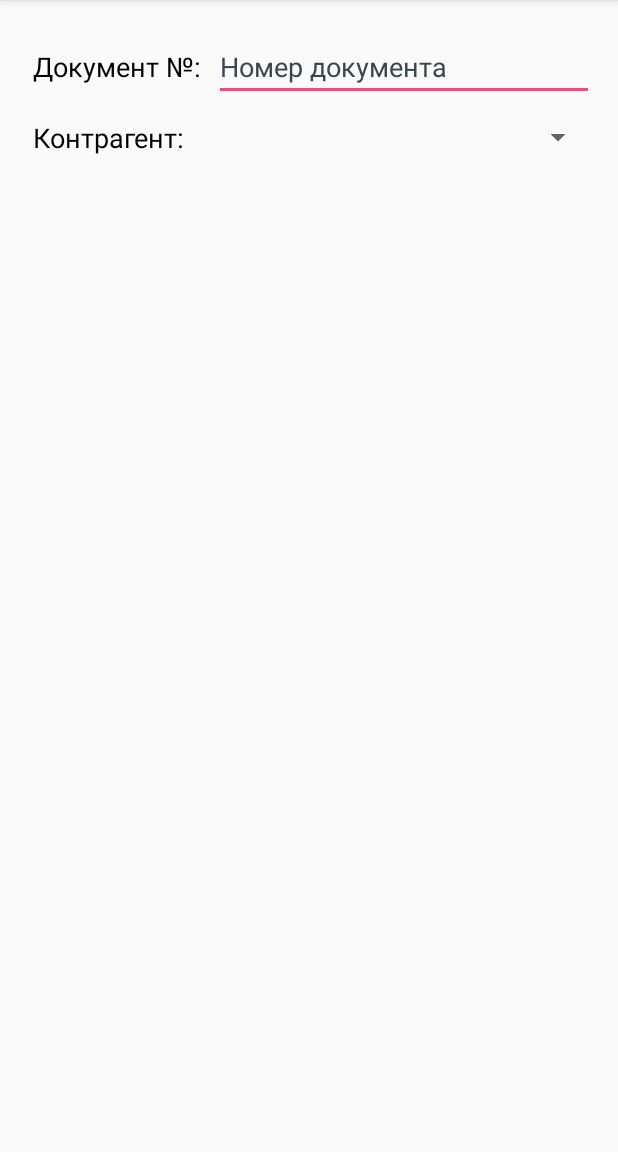
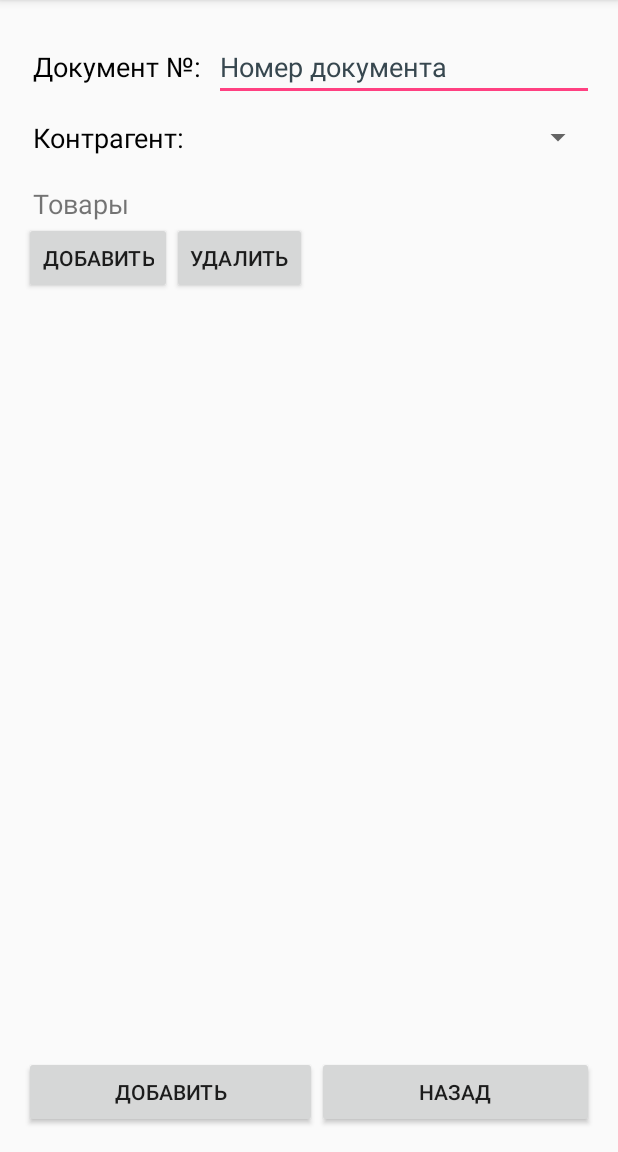
Before and after one commit to J-Veber/JavaMobileGrinyak, an Android app: the AddDocument screen opened directly, with no data from a screen before it, on a phone screen of 412 x 824 dp, the part 84-1236 px from its top. Run offline under Robolectric (Android 15) with nearby library versions, the phone set to English and light mode, and no system bars.

Commit message:
-edit layout

```diff
--- a/app/src/main/res/layout/activity_add_document.xml
+++ b/app/src/main/res/layout/activity_add_document.xml
@@ -77,4 +77,68 @@
 
     </LinearLayout>
 
+    <LinearLayout
+        android:layout_width="match_parent"
+        android:layout_height="wrap_content"
+        android:layout_below="@id/contractor_line"
+        android:id="@+id/items_line"
+        android:orientation="vertical">
+        <TextView
+            android:text="Товары"
+            android:layout_width="match_parent"
+            android:layout_height="wrap_content"
+            android:layout_marginTop="13dp"
+            android:id="@+id/textViewItems"
+            android:textSize="18sp"
+            android:layout_marginLeft="6dp"
+            android:layout_below="@id/contractor_line"/>
+        <LinearLayout
+            android:layout_width="match_parent"
+            android:layout_height="wrap_content"
+            android:orientation="horizontal"
+            android:id="@+id/itemsButtons">
+            <Button
+                android:text="@string/add"
+                android:layout_width="wrap_content"
+                android:layout_height="wrap_content"
+                android:id="@+id/addItem"
+                android:onClick="chooseNewItem"/>
+            <Button
+                android:text="@string/delete"
+                android:layout_width="wrap_content"
+                android:layout_height="wrap_content"
+                android:id="@+id/deleteItem" />
+        </LinearLayout>
+        <ListView
+            android:layout_width="match_parent"
+            android:layout_height="match_parent"
+            android:layout_marginTop="6dp"
+            android:layout_marginBottom="6dp"
+            android:id="@+id/listItems"/>
+
+    </LinearLayout>
+    <LinearLayout
+        android:layout_width="match_parent"
+        android:layout_height="wrap_content"
+        android:layout_alignParentBottom="true">
+        <Button
+            android:text="@string/add"
+            android:layout_width="wrap_content"
+            android:layout_height="wrap_content"
+            android:id="@+id/add"
+            android:layout_weight="1"
+            android:onClick="addNewDocument"/>
+
+        <Button
+            android:text="@string/cancel"
+            android:layout_width="wrap_content"
+            android:layout_height="wrap_content"
+            android:id="@+id/cancel"
+            android:layout_weight="1"
+            android:onClick="cancel_action"/>
+    </LinearLayout>
+
+
+
+
 </RelativeLayout>
```
